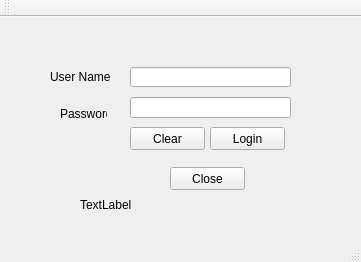
Qt form mainwindow.ui (Ruwan-Ranganath/Memo-Book) before a commit.
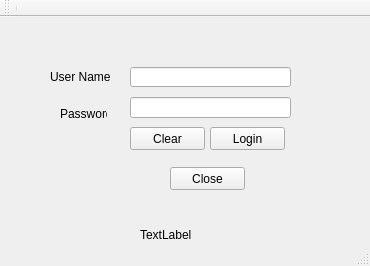
The same form after that commit.

Diff of the .ui file:
```diff
--- a/mainwindow.ui
+++ b/mainwindow.ui
@@ -6,8 +6,8 @@
    <rect>
     <x>0</x>
     <y>0</y>
-    <width>361</width>
-    <height>262</height>
+    <width>370</width>
+    <height>266</height>
    </rect>
   </property>
   <property name="windowTitle">
@@ -111,8 +111,8 @@
    <widget class="QLabel" name="lblResult">
     <property name="geometry">
      <rect>
-      <x>80</x>
-      <y>180</y>
+      <x>140</x>
+      <y>210</y>
       <width>241</width>
       <height>16</height>
      </rect>
@@ -129,6 +129,7 @@
    <attribute name="toolBarBreak">
     <bool>false</bool>
    </attribute>
+   <addaction name="separator"/>
   </widget>
   <widget class="QStatusBar" name="statusBar"/>
  </widget>
```
